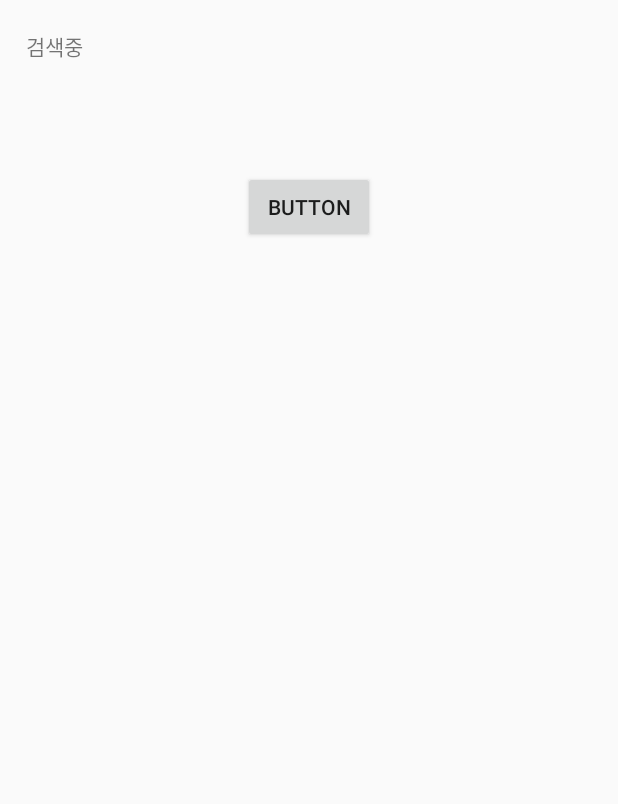
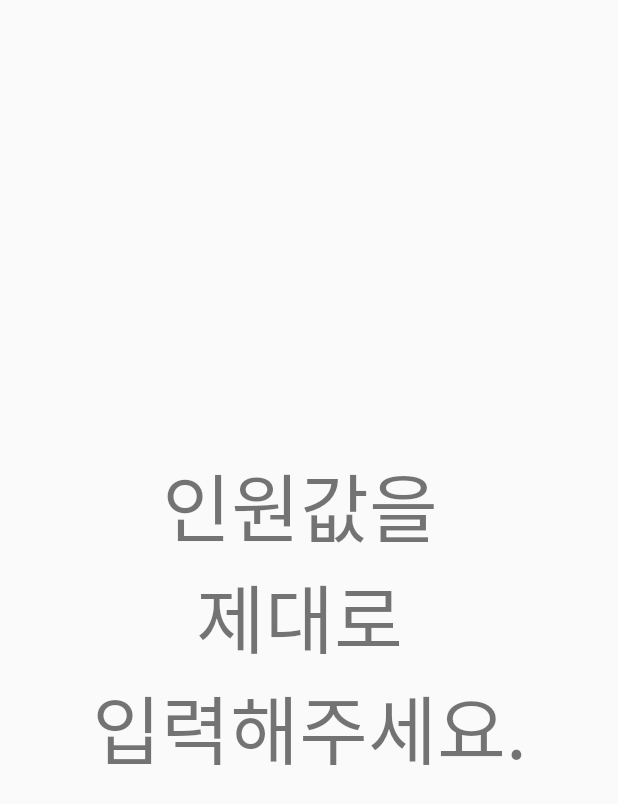
Before and after one commit to skdkfkgk4567/TourKorea, an Android app: the layout fragment_place.xml on its own in the app's theme, with its tools: preview values and no code run, on a phone screen of 412 x 824 dp. Shown: the top 804 px of the screen. Run offline under Robolectric (Android 15) with nearby library versions, the phone set to English and light mode, and no system bars.

```diff
--- a/app/src/main/java/com/example/sns_project/activity/BookingSystem.java
+++ b/app/src/main/java/com/example/sns_project/activity/BookingSystem.java
@@ -40,6 +40,7 @@ public class BookingSystem extends BaseActivity
     private PersonFragment personFragment;
     private FinalClass finalClass;
     private MenuItem prevMenuItem;
+    private int person;
 
     private Intent it, it2;
 
@@ -70,6 +71,7 @@ public class BookingSystem extends BaseActivity
                 switch (pos)
                 {
                     case 1:
+                        person = FinalClass.person;
                         startActivity(it2.addFlags(Intent.FLAG_ACTIVITY_NEW_TASK));
                         break;
                 }
--- a/app/src/main/java/com/example/sns_project/fragment/MyTopPostsFragment.java
+++ b/app/src/main/java/com/example/sns_project/fragment/MyTopPostsFragment.java
@@ -21,12 +21,9 @@ public class MyTopPostsFragment extends PostListFragment
     @Override
     public Query getQuery(FirebaseFirestore databaseReference)
     {
-        // [START my_top_posts_query]
-        // My top posts by number of stars
         String myUserId = getUid();
-        // [END my_top_posts_query]
         Cul2Binding binding = Cul2Binding.inflate(getLayoutInflater());
         binding.fabNewPost.setVisibility(View.VISIBLE);
-        return databaseReference.collection("posts").whereEqualTo("uid", getUid()).orderBy("starCount", Query.Direction.DESCENDING).orderBy("time1", Query.Direction.DESCENDING);
+        return databaseReference.collection("posts").orderBy("starCount", Query.Direction.DESCENDING).orderBy("time1", Query.Direction.DESCENDING);
     }
 }
--- a/app/src/main/res/layout/fragment_place.xml
+++ b/app/src/main/res/layout/fragment_place.xml
@@ -8,23 +8,16 @@
 
     <TextView
         android:id="@+id/searching"
-        android:layout_width="377dp"
-        android:layout_height="74dp"
-        android:layout_marginTop="20dp"
-        android:text="검색중"
+        android:layout_width="404dp"
+        android:layout_height="248dp"
+        android:gravity="center"
+        android:text="인원값을 \n제대로 \n입력해주세요."
+        android:textSize="50sp"
+        app:layout_constraintBottom_toBottomOf="parent"
         app:layout_constraintEnd_toEndOf="parent"
+        app:layout_constraintHorizontal_bias="0.529"
         app:layout_constraintStart_toStartOf="parent"
-        app:layout_constraintTop_toTopOf="parent" />
+        app:layout_constraintTop_toTopOf="parent"
+        app:layout_constraintVertical_bias="0.499" />
 
-    <Button
-        android:id="@+id/button2"
-        android:layout_width="wrap_content"
-        android:layout_height="wrap_content"
-        android:layout_marginStart="162dp"
-        android:layout_marginTop="20dp"
-        android:layout_marginEnd="162dp"
-        android:text="Button"
-        app:layout_constraintEnd_toEndOf="parent"
-        app:layout_constraintStart_toStartOf="parent"
-        app:layout_constraintTop_toBottomOf="@+id/searching" />
 </androidx.constraintlayout.widget.ConstraintLayout>
```
Also changed, not shown: app/src/main/java/com/example/sns_project/Task/ImageLoadTask.java (+1 -14 lines), app/src/main/java/com/example/sns_project/activity/MainActivity.java (+6 -21 lines), app/src/main/java/com/example/sns_project/activity/NowLocation.java (+15 -2 lines), app/src/main/java/com/example/sns_project/activity/SearchActivity.java (+67 -3 lines), app/src/main/java/com/example/sns_project/fragment/FinalClass.java (+15 -9 lines).
